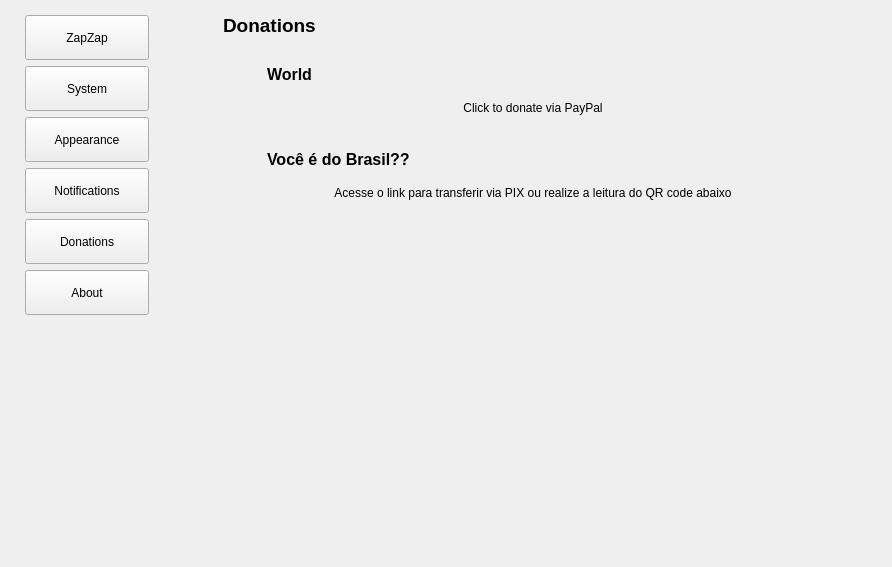
This is zapzap/view/settings.ui in rafatosta/zapzap as Qt 5 draws it before an edit. The edited form follows.
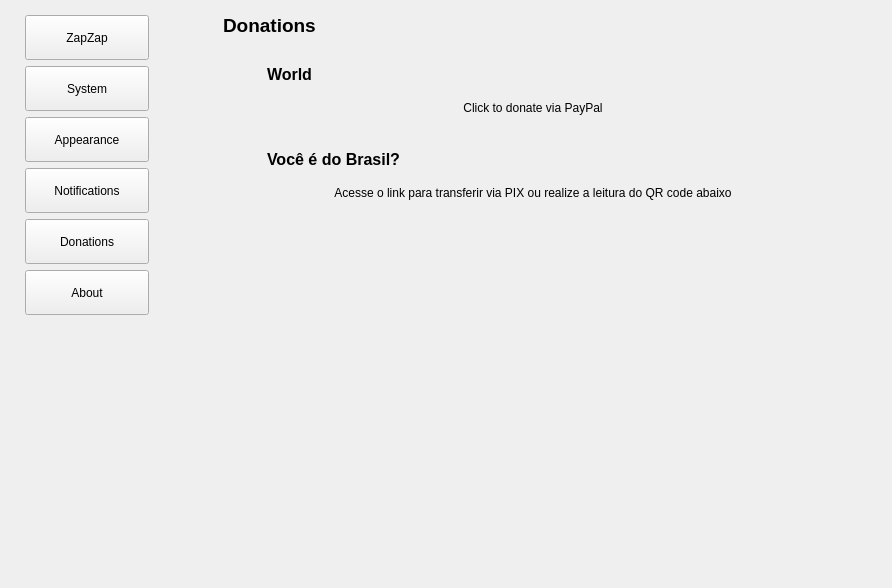
This is the edited form. The open tabs and pages were chosen to show the change. Icons and pictures are not drawn.

```diff
--- a/zapzap/view/settings.ui
+++ b/zapzap/view/settings.ui
@@ -7,7 +7,7 @@
     <x>0</x>
     <y>0</y>
     <width>892</width>
-    <height>567</height>
+    <height>588</height>
    </rect>
   </property>
   <property name="minimumSize">
@@ -1644,7 +1644,7 @@
                       </font>
                      </property>
                      <property name="text">
-                      <string>Você é do Brasil??</string>
+                      <string>Você é do Brasil?</string>
                      </property>
                     </widget>
                    </item>
```
Left out of the diff: 2 changed lines with no effect on the pictures.
